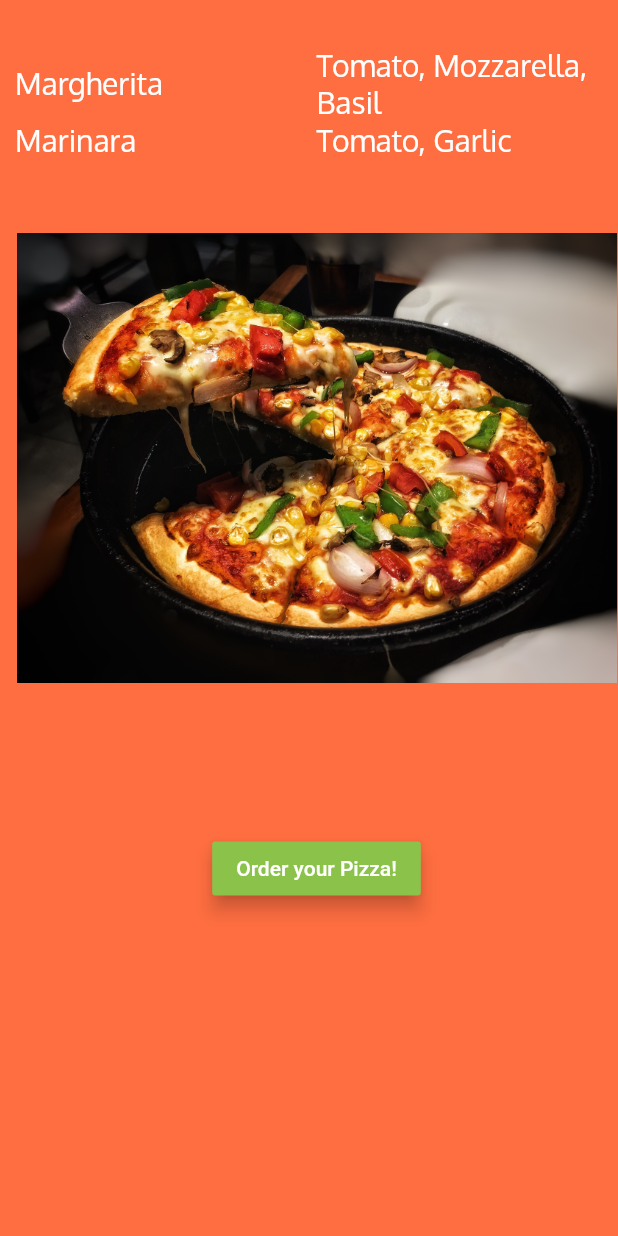
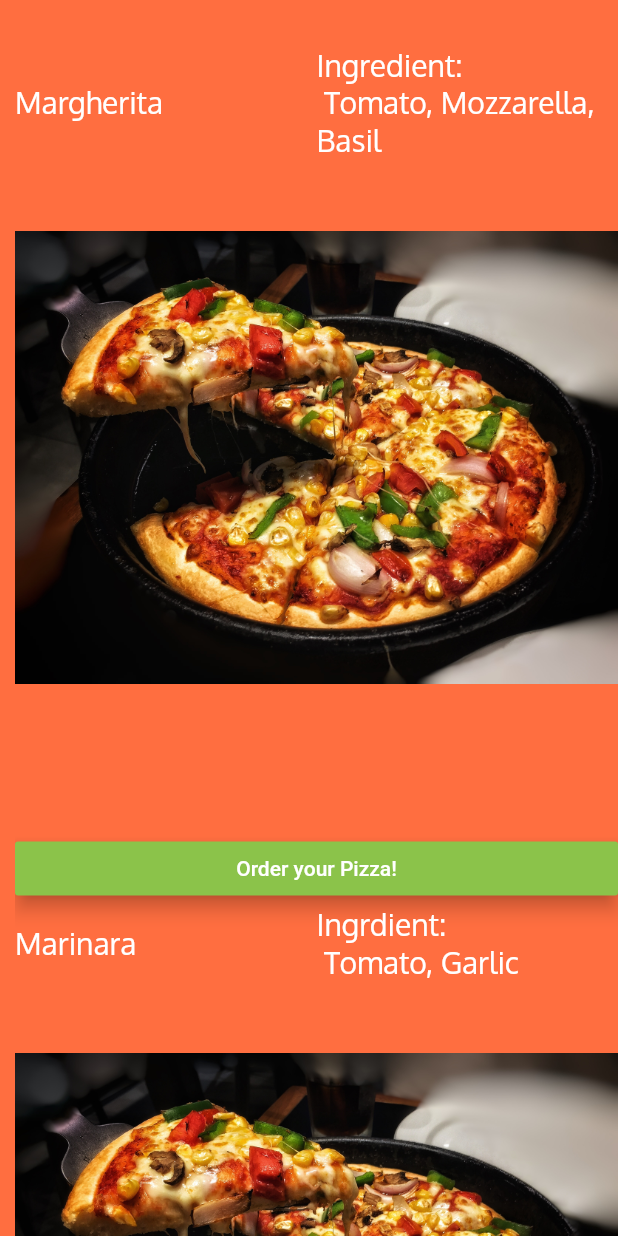
Before and after one commit to Andhrah/pizza, a Flutter app: the screen it shows after launch, on a phone screen of 412 x 824 dp. Run offline on Flutter 3.47's test engine with Material 2 defaults, Android fonts, the phone set to English and light mode, and no system bars.

Commit message:
implement listview widget

```diff
--- a/lib/screens/home.dart
+++ b/lib/screens/home.dart
@@ -13,7 +13,9 @@ class Home extends StatelessWidget {
         // width: 192.0,
         // height: 96.0,
         // This is how to use margin in flutter => margin: EdgeInsets.all(50.0),
-        child: Column(children: <Widget>[
+        child: ListView(
+          children: <Widget>[
+            Column(children: <Widget>[
               Row(children: <Widget>[
                 Expanded(
                   child: Text(
@@ -30,7 +32,7 @@ class Home extends StatelessWidget {
                 ),
                 Expanded(
                   child: Text(
-            "Tomato, Mozzarella, Basil",
+                    "Ingredient: \n Tomato, Mozzarella, Basil",
                     textDirection: TextDirection.ltr,
                     style: TextStyle(
                       color: Colors.white,
@@ -42,6 +44,12 @@ class Home extends StatelessWidget {
                   )
                 )
             ],),
+          ],
+        ),
+
+        PizzaImageWidget(),
+        OrderButton(),
+
         Row(children: <Widget>[
           Expanded(
             child: Text(
@@ -58,7 +66,7 @@ class Home extends StatelessWidget {
           ),
         Expanded(
           child: Text(
-            "Tomato, Garlic",
+            "Ingrdient: \n Tomato, Garlic",
             textDirection: TextDirection.ltr,
             style: TextStyle(
               color: Colors.white,
```
Lines whose indentation alone changed are shown as unchanged.
